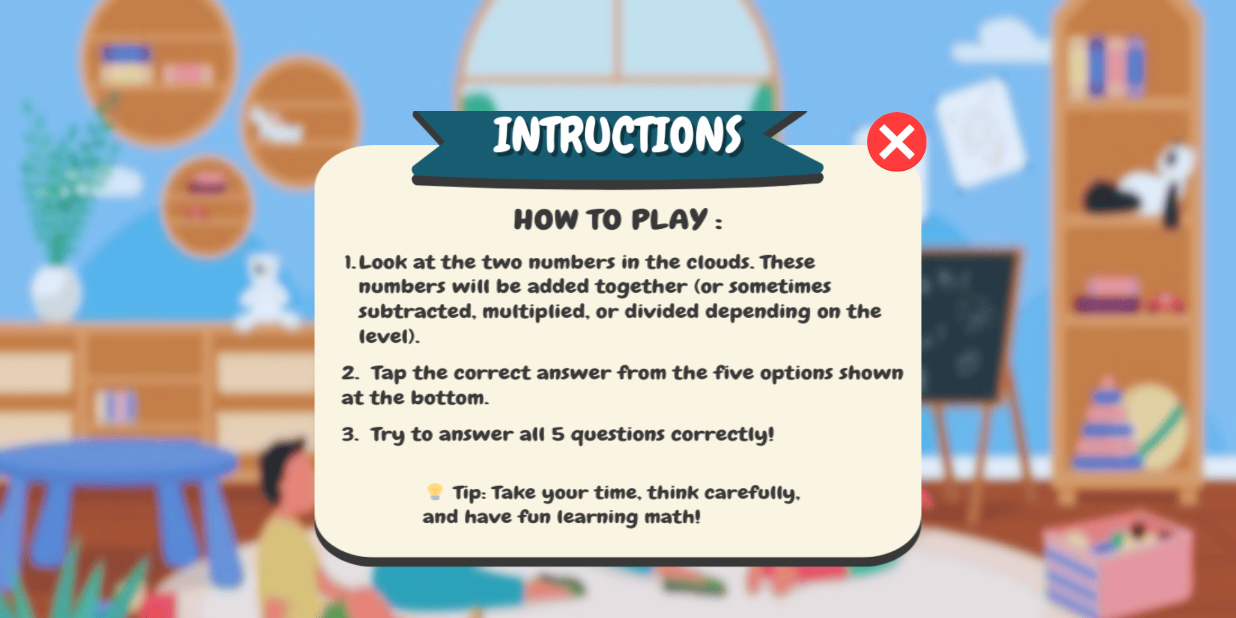
After one commit to ynarystn/EducPlay2, an Android app: the Instruction screen opened directly, with no data from a screen before it, on a phone screen of 824 x 412 dp (held sideways). The commit adds this screen. Run offline under Robolectric (Android 15) with nearby library versions, the phone set to English and light mode, and no system bars.

Commit message:
instruction page

```diff
--- a/app/src/main/AndroidManifest.xml
+++ b/app/src/main/AndroidManifest.xml
@@ -12,6 +12,10 @@
         android:supportsRtl="true"
         android:theme="@style/Theme.EducPlay"
         tools:targetApi="31">
+        <activity
+            android:name=".Instruction"
+            android:exported="false"
+            android:screenOrientation="landscape" />
         <activity
             android:name=".AvatarPage"
             android:exported="false"
--- /dev/null
+++ b/app/src/main/java/com/example/educplay/Instruction.kt
@@ -0,0 +1,26 @@
+package com.example.educplay
+
+import android.os.Bundle
+import android.widget.ImageButton
+import androidx.activity.enableEdgeToEdge
+import androidx.appcompat.app.AppCompatActivity
+import androidx.core.view.ViewCompat
+import androidx.core.view.WindowInsetsCompat
+
+class Instruction : FullscreenActivity() {
+    override fun onCreate(savedInstanceState: Bundle?) {
+        super.onCreate(savedInstanceState)
+        enableEdgeToEdge()
+        setContentView(R.layout.activity_instruction)
+        ViewCompat.setOnApplyWindowInsetsListener(findViewById(R.id.main)) { v, insets ->
+            val systemBars = insets.getInsets(WindowInsetsCompat.Type.systemBars())
+            v.setPadding(systemBars.left, systemBars.top, systemBars.right, systemBars.bottom)
+            insets
+        }
+
+        val closeButton: ImageButton = findViewById(R.id.button_close_popup)
+        closeButton.setSoundClickListener(this) {
+            finish() // ← This will bring user back to the previous activity
+        }
+    }
+}
--- a/app/src/main/java/com/example/educplay/SolvingGame.kt
+++ b/app/src/main/java/com/example/educplay/SolvingGame.kt
@@ -120,6 +120,12 @@ class SolvingGame : FullscreenActivity() {
         val settingsBtn: ImageButton = findViewById(R.id.button_settings)
         settingsBtn.setSoundClickListener(this) {
             val intent = Intent(this, Settings::class.java)
+            startActivity(intent)
+        }
+
+        val sgInstructBtn: ImageButton = findViewById(R.id.sg_instruct)
+        sgInstructBtn.setSoundClickListener(this) {
+            val intent = Intent(this, Instruction::class.java)
             startActivity(intent)
         }
     }
--- /dev/null
+++ b/app/src/main/res/layout/activity_instruction.xml
@@ -0,0 +1,118 @@
+<?xml version="1.0" encoding="utf-8"?>
+<androidx.constraintlayout.widget.ConstraintLayout xmlns:android="http://schemas.android.com/apk/res/android"
+    xmlns:app="http://schemas.android.com/apk/res-auto"
+    xmlns:tools="http://schemas.android.com/tools"
+    android:id="@+id/main"
+    android:layout_width="match_parent"
+    android:layout_height="match_parent"
+    android:background="@drawable/main_bg_5"
+    tools:context=".Instruction">
+
+    <androidx.constraintlayout.widget.Guideline
+        android:id="@+id/guideline_vertical"
+        android:layout_width="wrap_content"
+        android:layout_height="wrap_content"
+        android:orientation="vertical"
+        app:layout_constraintGuide_percent="0.90" />
+
+    <androidx.constraintlayout.widget.Guideline
+        android:id="@+id/guideline_vertical_1"
+        android:layout_width="wrap_content"
+        android:layout_height="wrap_content"
+        android:orientation="vertical"
+        app:layout_constraintGuide_percent="0.97" />
+
+    <androidx.constraintlayout.widget.Guideline
+        android:id="@+id/guideline_horizontal"
+        android:layout_width="wrap_content"
+        android:layout_height="wrap_content"
+        android:orientation="horizontal"
+        app:layout_constraintGuide_percent="0.05" />
+
+    <androidx.constraintlayout.widget.Guideline
+        android:id="@+id/guideline_horizontal_1"
+        android:layout_width="wrap_content"
+        android:layout_height="wrap_content"
+        android:orientation="horizontal"
+        app:layout_constraintGuide_percent="0.18" />
+
+    <androidx.constraintlayout.widget.Guideline
+        android:id="@+id/guideline_horizontal_7"
+        android:layout_width="wrap_content"
+        android:layout_height="wrap_content"
+        android:orientation="horizontal"
+        app:layout_constraintGuide_percent="0.92" />
+
+    <androidx.constraintlayout.widget.Guideline
+        android:id="@+id/guideline_vertical_15"
+        android:layout_width="wrap_content"
+        android:layout_height="wrap_content"
+        android:orientation="vertical"
+        app:layout_constraintGuide_percent="0.25" />
+
+    <androidx.constraintlayout.widget.Guideline
+        android:id="@+id/guideline_vertical_16"
+        android:layout_width="wrap_content"
+        android:layout_height="wrap_content"
+        android:orientation="vertical"
+        app:layout_constraintGuide_percent="0.75" />
+
+    <androidx.constraintlayout.widget.ConstraintLayout
+        android:id="@+id/settings"
+        android:layout_width="0dp"
+        android:layout_height="0dp"
+        android:clickable="true"
+        android:focusable="true"
+        android:clipChildren="false"
+        android:clipToPadding="false"
+        app:layout_constraintTop_toTopOf="@id/guideline_horizontal_1"
+        app:layout_constraintBottom_toBottomOf="@id/guideline_horizontal_7"
+        app:layout_constraintStart_toStartOf="@id/guideline_vertical_15"
+        app:layout_constraintEnd_toEndOf="@id/guideline_vertical_16">
+
+        <!-- Container -->
+        <androidx.constraintlayout.widget.ConstraintLayout
+            android:id="@+id/settings_container"
+            android:layout_width="0dp"
+            android:layout_height="0dp"
+            android:background="@drawable/instruction_text"
+            android:layout_marginTop="20dp"
+            android:layout_marginBottom="0dp"
+            app:layout_constraintTop_toTopOf="parent"
+            app:layout_constraintBottom_toBottomOf="parent"
+            app:layout_constraintStart_toStartOf="parent"
+            app:layout_constraintEnd_toEndOf="parent"
+            android:clipChildren="false"
+            android:clipToPadding="false">
+
+            <!-- Banner -->
+            <ImageView
+                android:id="@+id/settings_banner"
+                android:layout_width="wrap_content"
+                android:layout_height="wrap_content"
+                android:src="@drawable/instruction_banner"
+                android:layout_marginTop="-60dp"
+                app:layout_constraintTop_toTopOf="parent"
+                app:layout_constraintStart_toStartOf="parent"
+                app:layout_constraintEnd_toEndOf="parent"
+                android:paddingStart="66dp"
+                android:paddingEnd="66dp" />
+
+            <!-- Close Button -->
+            <ImageButton
+                android:id="@+id/button_close_popup"
+                android:layout_width="40dp"
+                android:layout_height="40dp"
+                android:layout_marginTop="-20dp"
+                android:background="@android:color/transparent"
+                android:scaleType="fitXY"
+                android:src="@drawable/button_close"
+                app:layout_constraintEnd_toEndOf="parent"
+                app:layout_constraintTop_toTopOf="parent"
+                tools:ignore="SpeakableTextPresentCheck" />
+
+
+        </androidx.constraintlayout.widget.ConstraintLayout>
+    </androidx.constraintlayout.widget.ConstraintLayout>
+
+</androidx.constraintlayout.widget.ConstraintLayout>
```
Also changed, not shown: app/src/main/res/layout/activity_home_page.xml (+31 -0 lines), app/src/main/res/layout/activity_solving_game.xml (+21 -2 lines), app/src/main/res/layout/activity_start_page.xml (+22 -3 lines), app/src/main/res/drawable/h_avatar_text.png (added), app/src/main/res/drawable/h_settings_text.png (added), app/src/main/res/drawable/instruction_banner.png (added), app/src/main/res/drawable/instruction_text.png (added).
